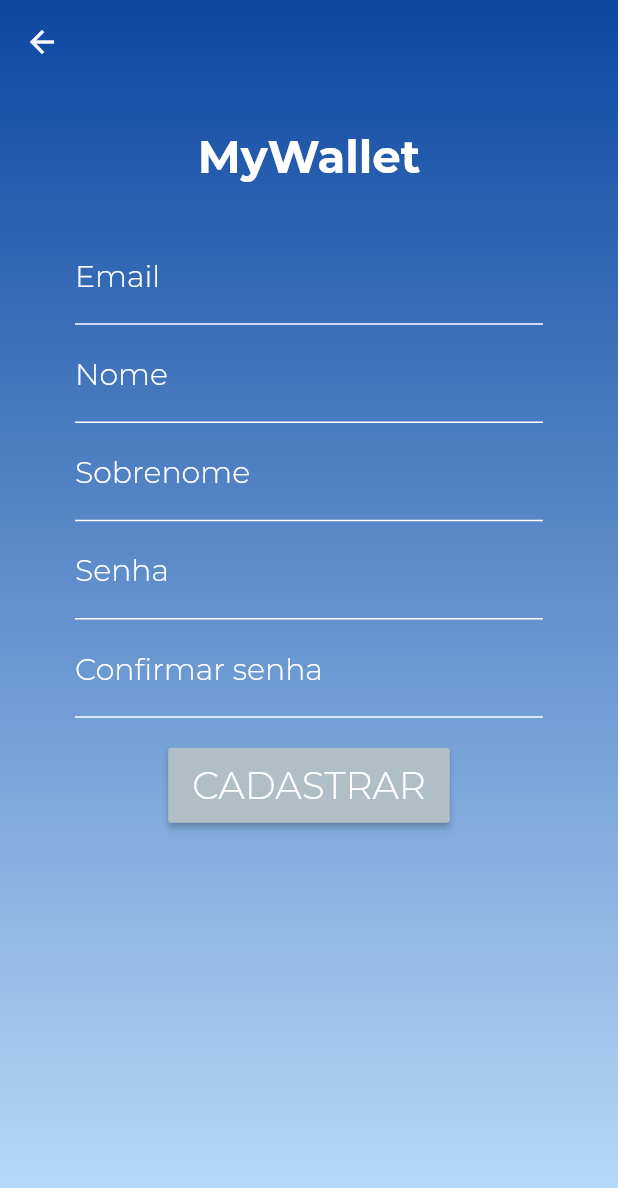
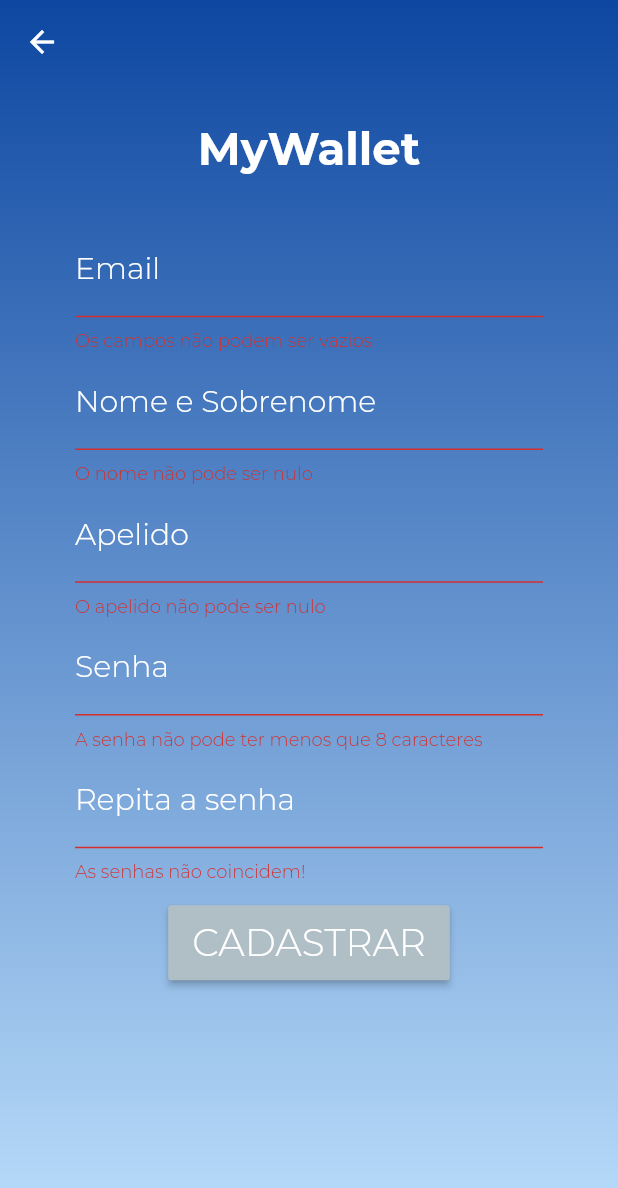
Before and after one commit to rodriguesJeff/wallet_control, a Flutter app: the RegisterPage screen opened by its route, after a tap on "CADASTRAR", on a phone screen of 412 x 824 dp. Shown: the top 1188 px of the screen. Run offline on Flutter 3.47's test engine with Material 2 defaults, Android fonts, the phone set to English and light mode, and no system bars; our stand-ins replace flutter_mobx, mobx; generated files the repository leaves out were written again.

Commit message:
Add the mobx in some places and fix some bugs

```diff
--- a/lib/src/ui/register.dart
+++ b/lib/src/ui/register.dart
@@ -1,6 +1,5 @@
 import 'package:flutter/material.dart';
-
-import 'package:wallet/src/ui/widgets/textformfield.dart';
+import 'package:wallet/src/ui/widgets/registerForm.dart';
 
 class RegisterPage extends StatefulWidget {
   @override
@@ -8,14 +7,7 @@ class RegisterPage extends StatefulWidget {
 }
 
 class _RegisterPageState extends State<RegisterPage> {
-
   final GlobalKey<FormState> _formKey = GlobalKey<FormState>();
-  TextEditingController loginController = TextEditingController();
-  TextEditingController nameController = TextEditingController();
-  TextEditingController surnameController = TextEditingController();
-  TextEditingController passController = TextEditingController();
-  TextEditingController pass2Controller = TextEditingController();
-
   @override
   Widget build(BuildContext context) {
     return Container(
@@ -31,14 +23,12 @@ class _RegisterPageState extends State<RegisterPage> {
         appBar: AppBar(backgroundColor: Colors.transparent, elevation: 0),
         backgroundColor: Colors.transparent,
         body: SingleChildScrollView(
-          child: Form(
-              key: _formKey,
           child: Center(
             child: Column(
               //mainAxisAlignment: MainAxisAlignment.center,
               children: <Widget>[
                 Padding(
-                      padding: EdgeInsets.only(top: 30.0, bottom: 15.5),
+                  padding: EdgeInsets.only(top: 25.0, bottom: 15.5),
                   child: Text(
                       "MyWallet",
                       style: TextStyle(
@@ -48,50 +38,11 @@ class _RegisterPageState extends State<RegisterPage> {
                       )
                   ),
                 ),
-                    SizedBox(height: 15),
-                    Padding(
-                      padding: EdgeInsets.only(left: 50, right: 50),
-                      child: textformfield("Email", loginController, false),
-                    ),
-                    Padding(
-                      padding: EdgeInsets.only(top: 2.5, left: 50, right: 50),
-                      child: textformfield("Nome", nameController, false),
-                    ),
-                    Padding(
-                      padding: EdgeInsets.only(top: 2.5, left: 50, right: 50),
-                      child: textformfield("Sobrenome", surnameController, false),
-                    ),
-                    Padding(
-                      padding: EdgeInsets.only(top: 2.5, left: 50, right: 50),
-                      child: textformfield("Senha", passController, true),
-                    ),
-                    Padding(
-                      padding: EdgeInsets.only(top: 2.5, left: 50, right: 50),
-                      child: textformfield("Confirmar senha", pass2Controller, true),
-                    ),
-                    SizedBox(height: 20.0),
-                    ButtonTheme(
-                        minWidth: 130.0,
-                        height: 50.0,
-                        child: RaisedButton(
-                          color: Colors.blueGrey[200],
-                          child: Text(
-                              "CADASTRAR",
-                              style: TextStyle(
-                                color: Colors.white,
-                                fontSize: 25.0,
-                              )
-                          ),
-                          onPressed: () {
-
-                          },
-                        )
-                    ),
-                    SizedBox(height: 40),
+                registerForm(_formKey, context),
               ],
             ),
           )
-          ),
+
         )
       ),
     );
--- /dev/null
+++ b/lib/src/ui/widgets/registerForm.dart
@@ -0,0 +1,230 @@
+import 'package:flutter/material.dart';
+
+TextEditingController loginController = TextEditingController();
+TextEditingController nameController = TextEditingController();
+TextEditingController nickController = TextEditingController();
+TextEditingController passController = TextEditingController();
+TextEditingController pass2Controller = TextEditingController();
+
+final FocusNode _emailFocus = FocusNode();
+final FocusNode _nameFocus = FocusNode();
+final FocusNode _nickFocus = FocusNode();
+final FocusNode _passFocus = FocusNode();
+final FocusNode _pass2Focus = FocusNode();
+
+Widget registerForm(GlobalKey<FormState> key, BuildContext context){
+
+  _fieldFocusChange(BuildContext context, FocusNode currentFocus, FocusNode nextFocus) {
+    currentFocus.unfocus();
+    FocusScope.of(context).requestFocus(nextFocus);
+  }
+
+  return Container(
+    child: Form(
+      key: key,
+      child: Column(
+        children: <Widget>[
+          SizedBox(height: 15),
+          Padding(
+            padding: EdgeInsets.only(left: 50, right: 50),
+            child: TextFormField(
+              controller: loginController,
+              validator: (value){
+                if (value.isEmpty){
+                  return "Os campos não podem ser vazios";
+                }
+                return null;
+              },
+              textInputAction: TextInputAction.next,
+              keyboardType: TextInputType.emailAddress,
+              focusNode: _emailFocus,
+              onFieldSubmitted: (term){
+                _fieldFocusChange(context, _emailFocus, _nameFocus);
+              },
+              decoration: InputDecoration(
+                labelText: "Email",
+                labelStyle: TextStyle(
+                  color: Colors.white,
+                  fontSize: 20.0
+                ),
+                focusedBorder: UnderlineInputBorder(
+                  borderSide: BorderSide(color:  Colors.white, width: 1)
+                ),
+                enabledBorder: UnderlineInputBorder(
+                  borderSide: BorderSide(color: Colors.white, width: 1)
+                )
+              ),
+              style: TextStyle(
+                color: Colors.white,
+              )
+            ),
+          ),
+          Padding(
+            padding: EdgeInsets.only(top: 2.5, left: 50, right: 50),
+            child: TextFormField(
+              controller: nameController,
+              validator: (value){
+                if (value.length < 8 || value.isEmpty){
+                    return "O nome não pode ser nulo";
+                }
+                return null;
+              },
+              textInputAction: TextInputAction.next,
+              keyboardType: TextInputType.text,
+              focusNode: _nameFocus,
+              onFieldSubmitted: (term){
+                _fieldFocusChange(context, _nameFocus, _nickFocus);
+              },
+              decoration: InputDecoration(
+                labelText: "Nome e Sobrenome",
+                labelStyle: TextStyle(
+                  color: Colors.white,
+                  fontSize: 20.0
+                ),
+                focusedBorder: UnderlineInputBorder(
+                  borderSide: BorderSide(color:  Colors.white, width: 1)
+                ),
+                enabledBorder: UnderlineInputBorder(
+                  borderSide: BorderSide(color: Colors.white, width: 1)
+                )
+              ),
+              style: TextStyle(
+                color: Colors.white,
+              )
+            ),
+          ),
+          Padding(
+            padding: EdgeInsets.only(top: 2.5, left: 50, right: 50),
+            child: TextFormField(
+              controller: nickController,
+              validator: (value){
+                if (value.isEmpty){
+                    return "O apelido não pode ser nulo";
+                }
+                return null;
+              },
+              textInputAction: TextInputAction.next,
+              keyboardType: TextInputType.text,
+              focusNode: _nickFocus,
+              onFieldSubmitted: (term){
+                _fieldFocusChange(context, _nickFocus, _passFocus);
+              },
+              decoration: InputDecoration(
+                labelText: "Apelido",
+                labelStyle: TextStyle(
+                  color: Colors.white,
+                  fontSize: 20.0
+                ),
+                focusedBorder: UnderlineInputBorder(
+                  borderSide: BorderSide(color:  Colors.white, width: 1)
+                ),
+                enabledBorder: UnderlineInputBorder(
+                  borderSide: BorderSide(color: Colors.white, width: 1)
+                )
+              ),
+              style: TextStyle(
+                color: Colors.white,
+              )
+            ),
+          ),
+          Padding(
+            padding: EdgeInsets.only(top: 2.5, left: 50, right: 50),
+            child: TextFormField(
+              obscureText: true,
+              controller: passController,
+              validator: (value){
+                if (value.length < 8 || value.isEmpty){
+                    return "A senha não pode ter menos que 8 caracteres";
+                }
+                return null;
+              },
+              textInputAction: TextInputAction.next,
+              keyboardType: TextInputType.text,
+              focusNode: _passFocus,
+              onFieldSubmitted: (term){
+                _fieldFocusChange(context, _passFocus, _pass2Focus);
+              },
+              decoration: InputDecoration(
+                labelText: "Senha",
+                labelStyle: TextStyle(
+                  color: Colors.white,
+                  fontSize: 20.0
+                ),
+                focusedBorder: UnderlineInputBorder(
+                  borderSide: BorderSide(color:  Colors.white, width: 1)
+                ),
+                enabledBorder: UnderlineInputBorder(
+                  borderSide: BorderSide(color: Colors.white, width: 1)
+                )
+              ),
+              style: TextStyle(
+                color: Colors.white,
+              )
+            ),
+          ),
+          Padding(
+            padding: EdgeInsets.only(top: 2.5, left: 50, right: 50),
+            child: TextFormField(
+              obscureText: true,
+              controller: pass2Controller,
+              validator: (value){
+                if (value.length < 8 || value.isEmpty || pass2Controller.text != passController.text){
+                    return "As senhas não coincidem!";
+                }
+                return null;
+              },
+              textInputAction: TextInputAction.done,
+              keyboardType: TextInputType.text,
+              focusNode: _pass2Focus,
+              onFieldSubmitted: (term){
+                _fieldFocusChange(context, _pass2Focus, _passFocus);
+              },
+              decoration: InputDecoration(
+                labelText: "Repita a senha",
+                labelStyle: TextStyle(
+                  color: Colors.white,
+                  fontSize: 20.0
+                ),
+                focusedBorder: UnderlineInputBorder(
+                  borderSide: BorderSide(color:  Colors.white, width: 1)
+                ),
+                enabledBorder: UnderlineInputBorder(
+                  borderSide: BorderSide(color: Colors.white, width: 1)
+                )
+              ),
+              style: TextStyle(
+                color: Colors.white,
+              )
+            ),
+          ),
+          SizedBox(height: 15),
+            ButtonTheme(
+              minWidth: 130.0,
+              height: 50.0,
+              child: RaisedButton(
+                color: Colors.blueGrey[200],
+                child: Text(
+                    "CADASTRAR",
+                    style: TextStyle(
+                      color: Colors.white,
+                      fontSize: 25.0,
+                    )
+                ),
+                onPressed: () {
+                  if (key.currentState.validate()){
+                    //var pass = passController.text;
+                    print(loginController.text);
+                    print(nameController.text);
+                    print(nickController.text);
+                    print(passController.text);
+                    print(pass2Controller.text);
+                    Navigator.pushReplacementNamed(context, "/home");
+                  }
+                },
+              )
+            ),
+        ]
+      )
+    ),
+  );
+}
--- a/lib/src/ui/widgets/textformfield.dart
+++ /dev/null
@@ -1,20 +0,0 @@
-import 'package:flutter/material.dart';
-
-Widget textformfield(String campo, TextEditingController controller, bool option){
-  return TextFormField(
-    obscureText: option,
-    decoration: InputDecoration(
-      labelText: campo,
-      labelStyle: TextStyle(
-        color: Colors.white,
-        fontSize: 20.0
-      ),
-      focusedBorder: UnderlineInputBorder(
-        borderSide: BorderSide(color:  Colors.white, width: 1)
-      ),
-      enabledBorder: UnderlineInputBorder(
-        borderSide: BorderSide(color: Colors.white, width: 1)
-      )
-    ),
-  );
-}
--- a/pubspec.yaml
+++ b/pubspec.yaml
@@ -15,7 +15,6 @@ dependencies:
   flutter_mobx: ^0.3.3
 
   cupertino_icons: ^0.1.2
-  provider: any
 
 dev_dependencies:
   flutter_test:
```
Also changed, not shown: lib/src/controller/login.dart (added, +21 -0 lines), lib/src/controller/operations.dart (+8 -0 lines), lib/src/ui/home.dart (+60 -10 lines), lib/src/ui/login.dart (+20 -26 lines), lib/src/ui/widgets/loginForm.dart (added, +102 -0 lines), lib/src/controller/login.g.dart (added), pubspec.lock. Lines whose indentation alone changed are shown as unchanged.
